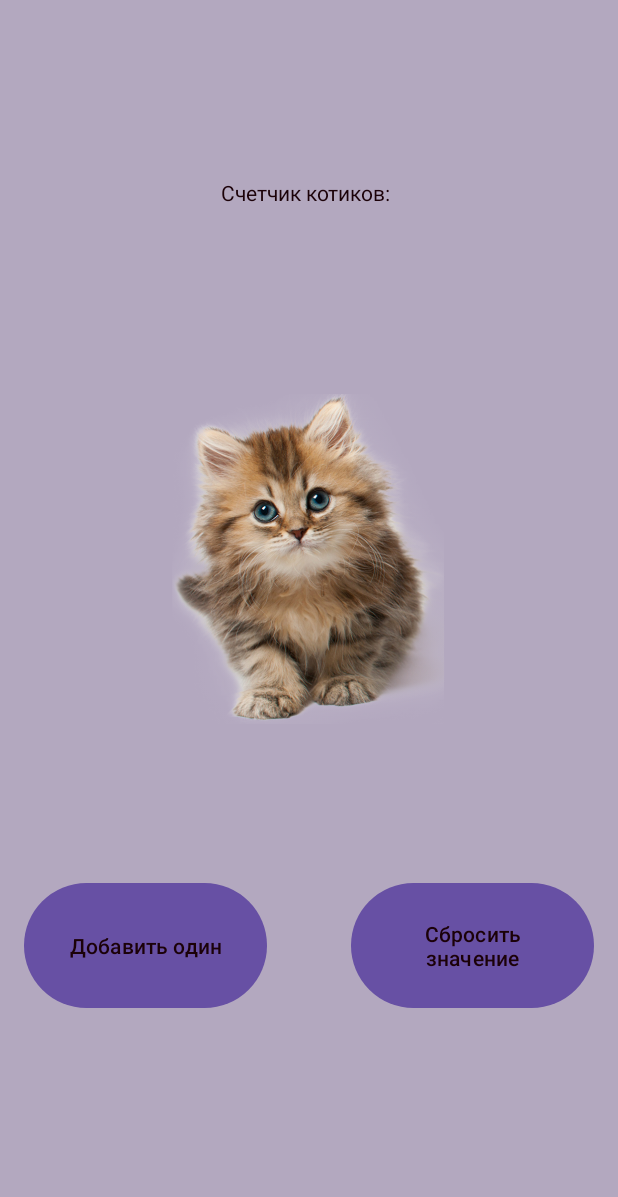
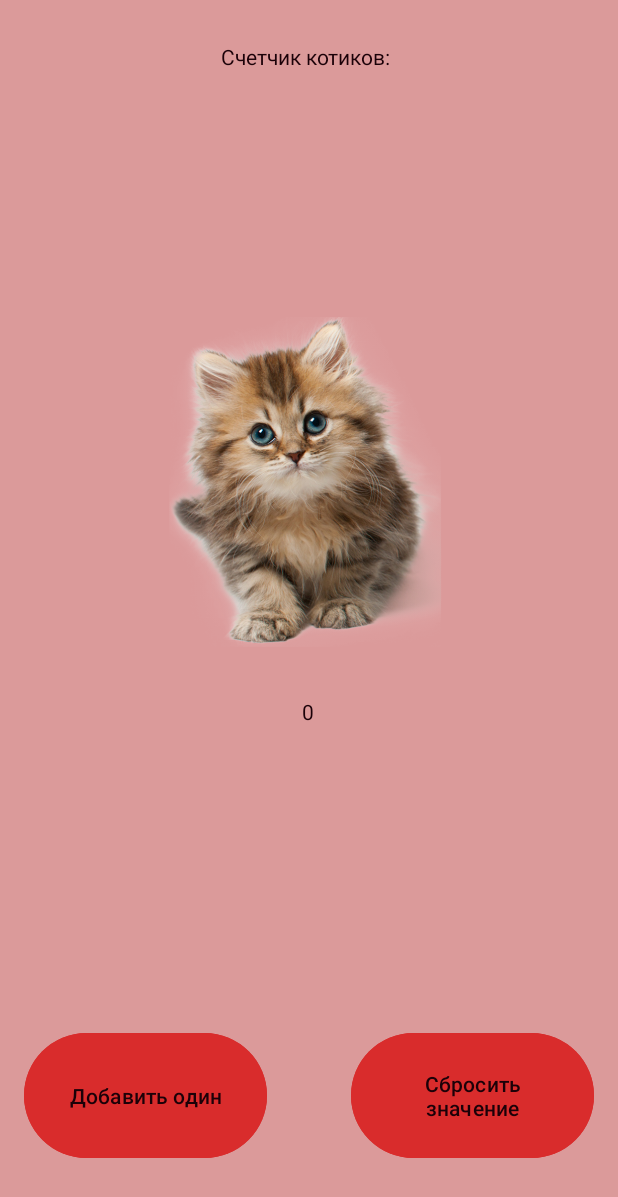
Before and after one commit to hurtovaanastasia/Cliker, an Android app: the screen it shows after launch (MainActivity), on a phone screen of 412 x 824 dp. Shown: the top 1197 px of the screen. Run offline under Robolectric (Android 15) with nearby library versions, the phone set to English and light mode, and no system bars.

Commit message:
Изменила расцветку и исправила ошибку поворота экрана

```diff
--- a/app/src/main/java/com/example/cliker/MainActivity.java
+++ b/app/src/main/java/com/example/cliker/MainActivity.java
@@ -1,8 +1,10 @@
 package com.example.cliker;
 
 import android.os.Bundle;
+import android.util.Log;
 import android.view.View;
 import android.widget.TextView;
+import android.widget.Toast;
 
 import androidx.activity.EdgeToEdge;
 import androidx.appcompat.app.AppCompatActivity;
@@ -12,6 +14,7 @@ import androidx.core.view.WindowInsetsCompat;
 
 public class MainActivity extends AppCompatActivity {
     private Integer count = 0;
+    TextView textView;
     @Override
     protected void onCreate(Bundle savedInstanceState) {
         super.onCreate(savedInstanceState);
@@ -22,6 +25,71 @@ public class MainActivity extends AppCompatActivity {
             v.setPadding(systemBars.left, systemBars.top, systemBars.right, systemBars.bottom);
             return insets;
         });
+        textView = findViewById(R.id.txtCounter);
+        textView.setText(count.toString());
+        if (savedInstanceState != null && savedInstanceState.containsKey("Klick")) {
+            count = savedInstanceState.getInt("Klick");
+            textView.setText(count.toString());
+        }
+    }
+    @Override
+    protected void onStart()
+    {
+        super.onStart();
+        Log.d("Instance", "onStart");
+        Toast.makeText(this, "onStart", Toast.LENGTH_LONG).show();
+
+    }
+
+    @Override
+    protected void onResume()
+    {
+        super.onResume();
+        Log.d("Instance", "onResume");
+        Toast.makeText(this, "onResume", Toast.LENGTH_LONG).show();
+    }
+
+    //изм
+
+    @Override
+    protected void onPause()
+    {
+        super.onPause();
+        Log.d("Instance", "onPause");
+        Toast.makeText(this, "onPause", Toast.LENGTH_LONG).show();
+    }
+
+    @Override
+    protected void onStop()
+    {
+        super.onStop();
+        Log.d("Instance", "onStop");
+        Toast.makeText(this, "onStop", Toast.LENGTH_LONG).show();
+    }
+
+    @Override
+    protected void onDestroy()
+    {
+        super.onDestroy();
+        Log.d("Instance", "onDestroy");
+        Toast.makeText(this, "onDestroy", Toast.LENGTH_LONG).show();
+    }
+    @Override
+    protected void onSaveInstanceState(Bundle outState)
+    {
+        super.onSaveInstanceState(outState);
+        outState.putInt("Klick", count);
+        Log.d("Instance", "onSave");
+        Toast.makeText(this, "onSave", Toast.LENGTH_LONG).show();
+
+    }
+    protected void onRestoreInstanceState(Bundle SavedState){
+        super.onRestoreInstanceState(SavedState);
+        if(SavedState != null && SavedState.containsKey("Klick")){
+            count = SavedState.getInt("Klick");
+        }
+        Log.d("Instens","get");
+        Toast.makeText(this, "get",Toast.LENGTH_LONG).show();
     }
     public void onClickBatton(View view) {
         count++;
--- a/app/src/main/res/layout/activity_main.xml
+++ b/app/src/main/res/layout/activity_main.xml
@@ -5,7 +5,7 @@
     android:id="@+id/main"
     android:layout_width="match_parent"
     android:layout_height="match_parent"
-    android:background="#B3A8BF"
+    android:background="#DB9A9A"
     tools:context=".MainActivity">
 
     <TextView
@@ -19,44 +19,47 @@
         app:layout_constraintHorizontal_bias="0.498"
         app:layout_constraintStart_toStartOf="parent"
         app:layout_constraintTop_toTopOf="parent"
-        app:layout_constraintVertical_bias="0.15" />
+        app:layout_constraintVertical_bias="0.035" />
 
     <TextView
         android:id="@+id/txtCounter"
         android:layout_width="wrap_content"
         android:layout_height="wrap_content"
-        android:layout_marginTop="136dp"
         android:textColor="#1B0108"
+        app:layout_constraintBottom_toBottomOf="parent"
         app:layout_constraintEnd_toEndOf="parent"
         app:layout_constraintHorizontal_bias="0.498"
         app:layout_constraintStart_toStartOf="parent"
-        app:layout_constraintTop_toTopOf="parent" />
+        app:layout_constraintTop_toBottomOf="@+id/imageView"
+        app:layout_constraintVertical_bias="0.089" />
 
     <Button
         android:id="@+id/button"
         android:layout_width="162dp"
         android:layout_height="91dp"
-        android:layout_marginBottom="148dp"
+        android:layout_marginBottom="48dp"
+        android:backgroundTint="#D92C2C"
         android:onClick="onClickBatton"
         android:text="Добавить один"
+        android:textColor="#1B0108"
         app:layout_constraintBottom_toBottomOf="parent"
         app:layout_constraintEnd_toEndOf="parent"
         app:layout_constraintHorizontal_bias="0.064"
-        app:layout_constraintStart_toStartOf="parent"
-        android:textColor="#1B0108"/>
+        app:layout_constraintStart_toStartOf="parent" />
 
     <Button
         android:id="@+id/button2"
         android:layout_width="162dp"
         android:layout_height="91dp"
-        android:layout_marginBottom="148dp"
+        android:layout_marginBottom="48dp"
+        android:backgroundTint="#D92C2C"
         android:onClick="RemoveButton"
         android:text="Сбросить значение"
+        android:textColor="#1B0108"
         app:layout_constraintBottom_toBottomOf="parent"
         app:layout_constraintEnd_toEndOf="parent"
         app:layout_constraintHorizontal_bias="0.935"
-        app:layout_constraintStart_toStartOf="parent"
-        android:textColor="#1B0108"/>
+        app:layout_constraintStart_toStartOf="parent" />
 
     <ImageView
         android:id="@+id/imageView"
@@ -64,10 +67,9 @@
         android:layout_height="220dp"
         app:layout_constraintBottom_toBottomOf="parent"
         app:layout_constraintEnd_toEndOf="parent"
-        app:layout_constraintHorizontal_bias="0.512"
         app:layout_constraintStart_toStartOf="parent"
         app:layout_constraintTop_toTopOf="parent"
-        app:layout_constraintVertical_bias="0.435"
+        app:layout_constraintVertical_bias="0.35"
         app:srcCompat="@drawable/pngwing_com" />
 
 </androidx.constraintlayout.widget.ConstraintLayout>
```
